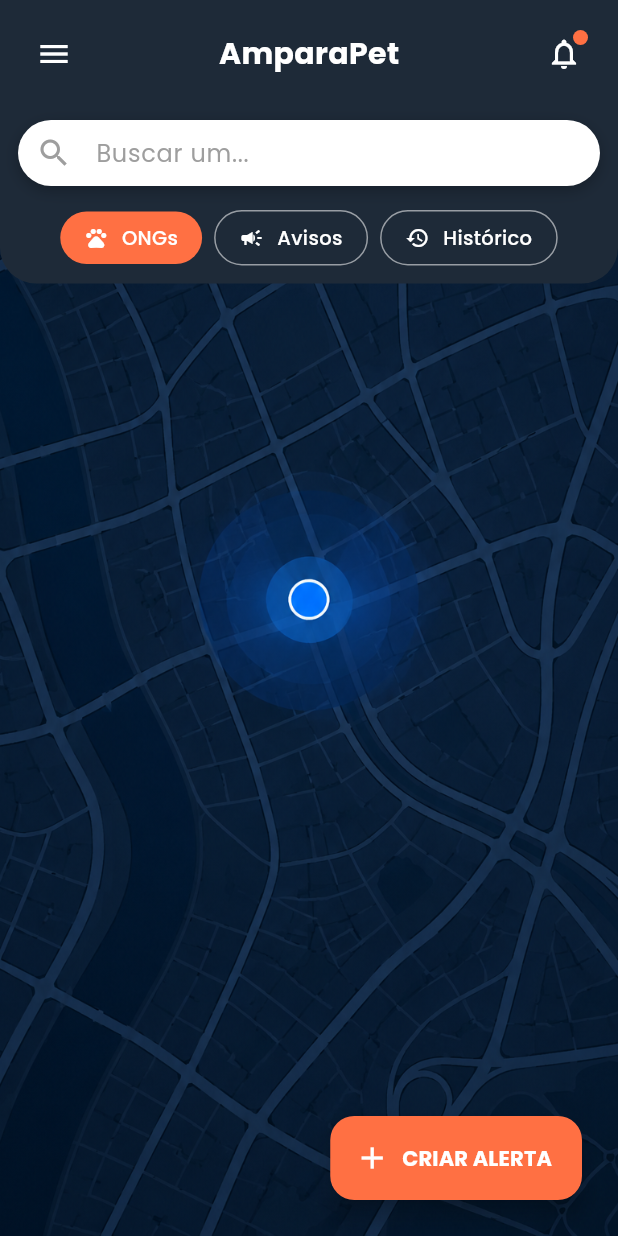
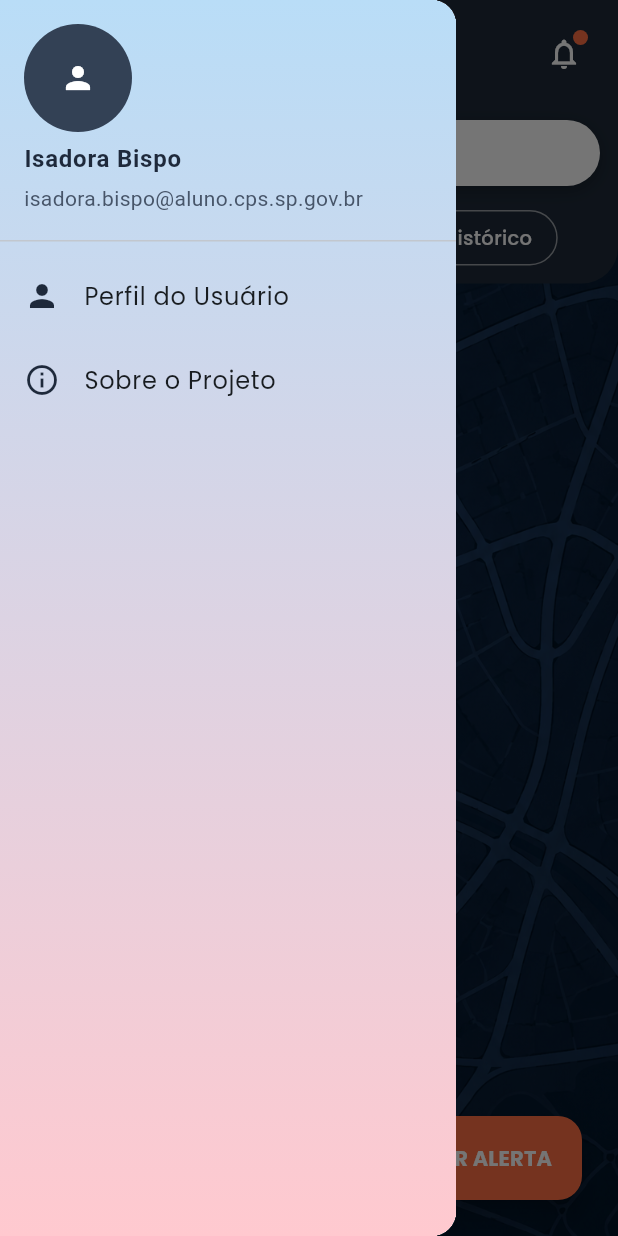
Before and after one commit to IsaSilvB007/pet_alertas_app, a Flutter app: the HomeMapaView screen opened by its route, after a tap on the "menu" icon, on a phone screen of 412 x 824 dp. Run offline on Flutter 3.47's test engine with Material 3 defaults, Android fonts, the phone set to English and light mode, and no system bars; our stand-ins replace device_preview_plus, google_fonts.

Commit message:
feat: adiciona menu lateral (Drawer) e integracao na HomeMapa

```diff
--- a/lib/main.dart
+++ b/lib/main.dart
@@ -4,6 +4,7 @@ import 'package:geolocaliza_app/view/avisos_view.dart';
 import 'package:geolocaliza_app/view/emitir_alerta_view.dart';
 import 'package:geolocaliza_app/view/gerenciar_alertas_view.dart';
 import 'package:geolocaliza_app/view/home_view.dart';
+import 'package:geolocaliza_app/view/perfil_view.dart';
 import 'package:geolocaliza_app/view/sobre_ongs_view.dart';
 import 'package:google_fonts/google_fonts.dart';
 
@@ -65,6 +66,7 @@ class MainApp extends StatelessWidget {
         'avisos':(context) => const AvisosView(),
         'gerenciar_alertas':(context) => const GerenciarAlertasView(),
         'sobre_ongs':(context) => const SobreOngsView(),
+        'perfil':(context) => const PerfilView(),
       },
 
       onUnknownRoute: (settings) {
--- a/lib/view/home_mapa_view.dart
+++ b/lib/view/home_mapa_view.dart
@@ -8,16 +8,72 @@ class HomeMapaView extends StatefulWidget {
 }
 
 class _HomeMapaViewState extends State<HomeMapaView> {
+  // 1. CHAVE PARA CONTROLAR O DRAWER PROGRAMATICAMENTE
+  final GlobalKey<ScaffoldState> _scaffoldKey = GlobalKey<ScaffoldState>();
+
   @override
   Widget build(BuildContext context) {
     return Scaffold(
+      key: _scaffoldKey,
+
+      drawer: Drawer(
+        child: Container(
+          decoration: BoxDecoration(
+            gradient: LinearGradient(
+              begin: Alignment.topCenter,
+              end: Alignment.bottomCenter,
+              colors: [Color(0xFFB9DDF7), Color(0xFFFFC9CF)],
+              ),
+          ),
+          child: ListView(
+            padding: EdgeInsets.zero,
+            children: [
+              UserAccountsDrawerHeader(
+                decoration: BoxDecoration(color: Colors.transparent),
+                accountName: Text(
+                  'Isadora Bispo',
+                  style: TextStyle(
+                    color: Color(0xFF1E293B),
+                    fontWeight: FontWeight.bold,
+                  ),
+                  ),
+                accountEmail: Text(
+                  'isadora.bispo@aluno.cps.sp.gov.br',
+                  style: TextStyle(color: Color(0xFF475569)),
+                  ),
+                  currentAccountPicture: CircleAvatar(
+                    backgroundColor: Color(0xFF334155),
+                    child: Icon(Icons.person, color: Colors.white),
+                  ),
+                  ),
+                  ListTile(
+                    leading: Icon(Icons.person, color: Color(0xFF1E293B)),
+                    title: Text('Perfil do Usuário'),
+                    onTap: () {
+                      Navigator.pop(context);
+                      Navigator.pushNamed(context, 'perfil');
+                    },
+                  ),
+                  ListTile(
+                    leading: Icon(Icons.info_outline, color: Color(0xFF1E293B)),
+                    title: Text('Sobre o Projeto'),
+                    onTap: () {
+                      Navigator.pop(context);
+                      Navigator.pushNamed(context, 'sobre');
+                    },
+                  ),
+            ],
+          ),
+        ),
+      ),
+
       body: Stack(
         children: [
           // CAMADA 1: CAMADA DE FUNDO
           _buildMapBackground(),
 
           // CAMADA 2: CIMA (HEADER + BUSCA + FILTROS)
-          _buildHeaderOverlay(context),
+          _buildHeaderOverlay(context, _scaffoldKey),
 
           // CAMADA 3: BAIXO (BOTÃO DE AÇÃO)
           _buildFloatingActionButton(context),
@@ -33,7 +89,7 @@ Widget _buildMapBackground() {
   );
 }
 
-Widget _buildHeaderOverlay(BuildContext context) {
+Widget _buildHeaderOverlay(BuildContext context, GlobalKey<ScaffoldState> scaffoldKey) {
   return Positioned(
     top: 0,
     left: 0,
@@ -52,7 +108,9 @@ Widget _buildHeaderOverlay(BuildContext context) {
               mainAxisAlignment: MainAxisAlignment.spaceBetween,
               children: [
                 IconButton(
-                  onPressed: () {},
+                  onPressed: () {
+                    scaffoldKey.currentState?.openDrawer();
+                  },
                   icon: Icon(Icons.menu, color: Colors.white),
                 ),
 
```
Also changed, not shown: lib/view/perfil_view.dart (added, +23 -0 lines).
